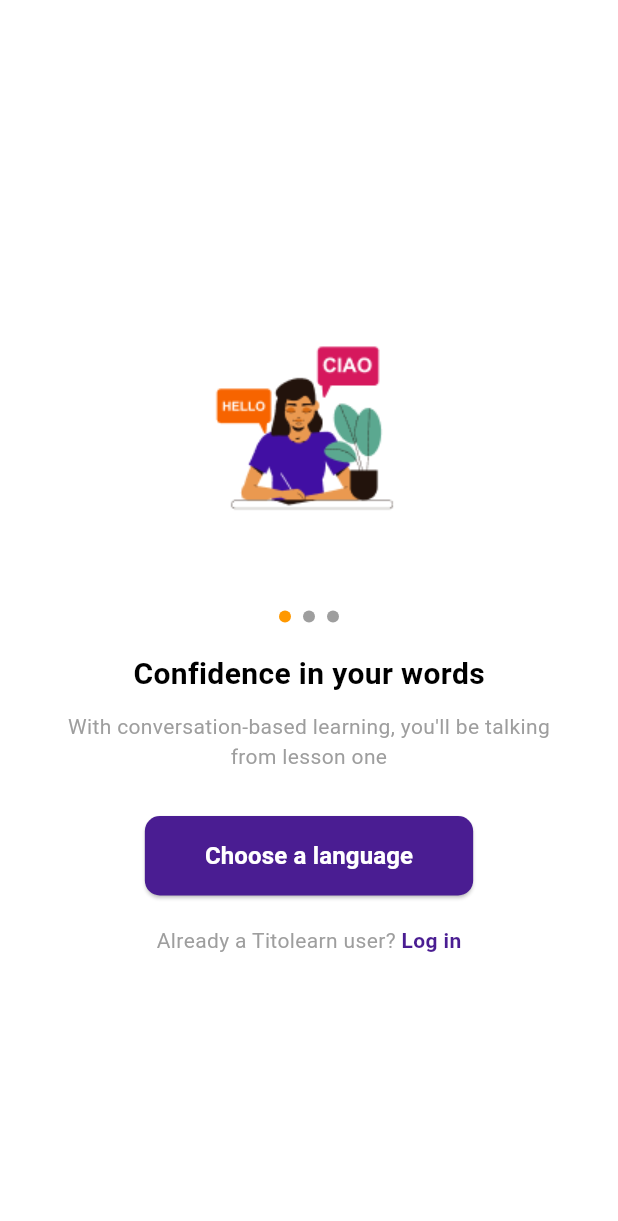
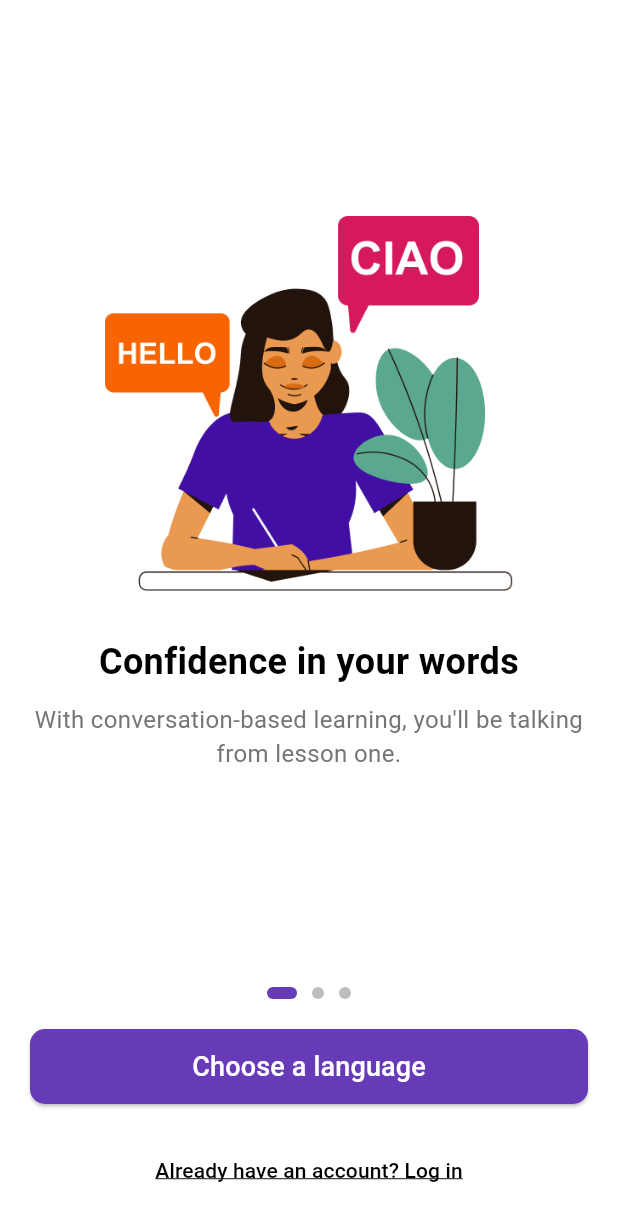
Before and after one commit to RuthZinabu/language_learning_app, a Flutter app: the screen it shows after launch, after a tap on "Choose a language", on a phone screen of 412 x 824 dp. Shown: the top 1221 px of the screen. Run offline on Flutter 3.47's test engine with Material 3 defaults, Android fonts, the phone set to English and light mode, and no system bars; our stand-ins replace flutter_svg.

Commit message:
added-transitions

```diff
--- a/lib/main.dart
+++ b/lib/main.dart
@@ -1,5 +1,5 @@
 import 'package:flutter/material.dart';
-import 'package:language_learning_app/pages/onboardingPage.dart';
+import 'package:language_learning_app/pages/splash_Page.dart';
 
 void main() {
   runApp(const LanguageApp());
@@ -10,59 +10,9 @@ class LanguageApp extends StatelessWidget {
 
   @override
   Widget build(BuildContext context) {
-    return MaterialApp(
+    return const MaterialApp(
       debugShowCheckedModeBanner: false,
-      home: const SplashScreen(),
+      home: SplashScreen(),
     );
   }
 }
-
-class SplashScreen extends StatefulWidget {
-  const SplashScreen({Key? key}) : super(key: key);
-
-  @override
-  _SplashScreenState createState() => _SplashScreenState();
-}
-
-class _SplashScreenState extends State<SplashScreen> {
-  @override
-  void initState() {
-    super.initState();
-    // Add a delay and navigate to the next page
-    Future.delayed(const Duration(seconds: 4), () {
-      Navigator.pushReplacement(
-        context,
-        MaterialPageRoute(builder: (context) => const onboardingPage()),
-      );
-    });
-  }
-
-  @override
-  Widget build(BuildContext context) {
-    return Scaffold(
-      backgroundColor: const Color(0xFF410FA3), // Purple background color
-      body: Center(
-        child: Column(
-          mainAxisAlignment: MainAxisAlignment.center,
-          children: [
-            // Image/Icon
-            Image.asset(
-              'assets/images/img1.png',
-              height: 150,
-            ),
-            const SizedBox(height: 20),
-            // Text
-            const Text(
-              'Language App',
-              style: TextStyle(
-                fontSize: 24,
-                fontWeight: FontWeight.bold,
-                color: Colors.white,
-              ),
-            ),
-          ],
-        ),
-      ),
-    );
-  }
-}
--- a/lib/pages/onboardingPage.dart
+++ /dev/null
@@ -1,126 +0,0 @@
-import 'package:flutter/material.dart';
-
-void main() {
-  runApp(const onboardingPage());
-}
-
-class onboardingPage extends StatelessWidget {
-  const onboardingPage({Key? key}) : super(key: key);
-
-  @override
-  Widget build(BuildContext context) {
-    return MaterialApp(
-      debugShowCheckedModeBanner: false,
-      home: Scaffold(
-        backgroundColor: Colors.white, // White background color
-        body: Column(
-          mainAxisAlignment: MainAxisAlignment.center,
-          children: [
-            // Top Image/Icon
-            Image.asset(
-              'assets/images/img2.png', // Add your image file here
-              height: 200,
-            ),
-            const SizedBox(height: 20),
-            // Page Indicator
-            Row(
-              mainAxisAlignment: MainAxisAlignment.center,
-              children: [
-                Container(
-                  width: 8,
-                  height: 8,
-                  decoration: BoxDecoration(
-                    color: Colors.orange,
-                    shape: BoxShape.circle,
-                  ),
-                ),
-                const SizedBox(width: 8),
-                Container(
-                  width: 8,
-                  height: 8,
-                  decoration: BoxDecoration(
-                    color: Colors.grey,
-                    shape: BoxShape.circle,
-                  ),
-                ),
-                const SizedBox(width: 8),
-                Container(
-                  width: 8,
-                  height: 8,
-                  decoration: BoxDecoration(
-                    color: Colors.grey,
-                    shape: BoxShape.circle,
-                  ),
-                ),
-              ],
-            ),
-            const SizedBox(height: 20),
-            // Main Text
-            const Text(
-              'Confidence in your words',
-              style: TextStyle(
-                fontSize: 20,
-                fontWeight: FontWeight.bold,
-                color: Colors.black,
-              ),
-            ),
-            const SizedBox(height: 10),
-            // Sub Text
-            const Padding(
-              padding: EdgeInsets.symmetric(horizontal: 40),
-              child: Text(
-                'With conversation-based learning, you\'ll be talking from lesson one',
-                textAlign: TextAlign.center,
-                style: TextStyle(
-                  fontSize: 14,
-                  color: Colors.grey,
-                ),
-              ),
-            ),
-            const SizedBox(height: 30),
-            // Button
-            ElevatedButton(
-              onPressed: () {},
-              style: ElevatedButton.styleFrom(
-                primary: Color(0xFF4A1D92), // Purple button color
-                shape: RoundedRectangleBorder(
-                  borderRadius: BorderRadius.circular(10),
-                ),
-                padding:
-                    const EdgeInsets.symmetric(horizontal: 40, vertical: 15),
-              ),
-              child: const Text(
-                'Choose a language',
-                style: TextStyle(
-                  color: Colors.white,
-                  fontSize: 16,
-                  fontWeight: FontWeight.bold,
-                ),
-              ),
-            ),
-            const SizedBox(height: 20),
-            // Footer Text
-            const Text.rich(
-              TextSpan(
-                text: 'Already a Titolearn user? ',
-                style: TextStyle(
-                  color: Colors.grey,
-                  fontSize: 14,
-                ),
-                children: [
-                  TextSpan(
-                    text: 'Log in',
-                    style: TextStyle(
-                      color: Color(0xFF4A1D92),
-                      fontWeight: FontWeight.bold,
-                    ),
-                  ),
-                ],
-              ),
-            ),
-          ],
-        ),
-      ),
-    );
-  }
-}
--- /dev/null
+++ b/lib/pages/onboarding_Page.dart
@@ -0,0 +1,176 @@
+import 'package:flutter/material.dart';
+// ignore: unused_import
+import 'package:flutter_svg/flutter_svg.dart';
+
+class OnboardingPage extends StatelessWidget {
+  const OnboardingPage({super.key});
+
+  @override
+  Widget build(BuildContext context) {
+    return Scaffold(
+      backgroundColor: Colors.white,
+      body: OnboardingContent(),
+    );
+  }
+}
+
+class OnboardingContent extends StatefulWidget {
+  @override
+  _OnboardingContentState createState() => _OnboardingContentState();
+}
+
+class _OnboardingContentState extends State<OnboardingContent> {
+  final PageController _pageController = PageController();
+  int _currentPage = 0;
+
+  final List<Map<String, String>> onboardingData = [
+    {
+      "image": "assets/images/img2.png",
+      "title": "Confidence in your words",
+      "subtitle":
+          "With conversation-based learning, you'll be talking from lesson one.",
+    },
+    {
+      "image": "assets/images/img3o.png",
+      "title": "The lessons you need to learn",
+      "subtitle": "Using a variety of learning styles to learn and retain.",
+    },
+    {
+      "image": "assets/images/img4o.png",
+      "title": "Track your progress",
+      "subtitle": "Get better every day with detailed progress tracking.",
+    },
+  ];
+
+  @override
+  Widget build(BuildContext context) {
+    return Column(
+      children: [
+        Expanded(
+          flex: 8,
+          child: PageView.builder(
+            controller: _pageController,
+            onPageChanged: (index) {
+              setState(() {
+                _currentPage = index;
+              });
+            },
+            itemCount: onboardingData.length,
+            itemBuilder: (context, index) {
+              return OnboardingSlide(
+                image: onboardingData[index]["image"]!,
+                title: onboardingData[index]["title"]!,
+                subtitle: onboardingData[index]["subtitle"]!,
+              );
+            },
+          ),
+        ),
+        // Dots Indicator
+        Row(
+          mainAxisAlignment: MainAxisAlignment.center,
+          children: List.generate(
+            onboardingData.length,
+            (index) => AnimatedContainer(
+              duration: const Duration(milliseconds: 300),
+              margin: const EdgeInsets.symmetric(horizontal: 5),
+              height: 8,
+              width: _currentPage == index ? 20 : 8,
+              decoration: BoxDecoration(
+                color: _currentPage == index
+                    ? Colors.deepPurple
+                    : Colors.grey.shade400,
+                borderRadius: BorderRadius.circular(4),
+              ),
+            ),
+          ),
+        ),
+        const SizedBox(height: 20),
+        // Choose Language Button
+        Padding(
+          padding: const EdgeInsets.symmetric(horizontal: 20),
+          child: ElevatedButton(
+            onPressed: () {
+              // Action for "Choose a language" button
+            },
+            style: ElevatedButton.styleFrom(
+              backgroundColor: Colors.deepPurple,
+              shape: RoundedRectangleBorder(
+                borderRadius: BorderRadius.circular(10),
+              ),
+              minimumSize: const Size(double.infinity, 50),
+            ),
+            child: const Text(
+              "Choose a language",
+              style: TextStyle(fontSize: 18, color: Colors.white),
+            ),
+          ),
+        ),
+        const SizedBox(height: 20),
+        // Log in Text
+        TextButton(
+          onPressed: () {
+            // Action for "Log in" text
+          },
+          child: const Text(
+            "Already have an account? Log in",
+            style: TextStyle(
+                color: Colors.black, decoration: TextDecoration.underline),
+          ),
+        ),
+
+        const SizedBox(height: 20),
+      ],
+    );
+  }
+}
+
+class OnboardingSlide extends StatelessWidget {
+  final String image;
+  final String title;
+  final String subtitle;
+
+  const OnboardingSlide({
+    Key? key,
+    required this.image,
+    required this.title,
+    required this.subtitle,
+  }) : super(key: key);
+
+  @override
+  Widget build(BuildContext context) {
+    return Padding(
+      padding: const EdgeInsets.all(20),
+      child: Column(
+        mainAxisAlignment: MainAxisAlignment.center,
+        children: [
+          // Image
+          Image.asset(
+            image,
+            height: 250,
+          ),
+          const SizedBox(height: 30),
+          // Title
+          Text(
+            title,
+            textAlign: TextAlign.center,
+            style: const TextStyle(
+              fontSize: 24,
+              fontWeight: FontWeight.bold,
+              color: Colors.black,
+            ),
+          ),
+          const SizedBox(height: 10),
+          // Subtitle
+          Text(
+            subtitle,
+            textAlign: TextAlign.center,
+            style: TextStyle(
+              fontSize: 16,
+              color: Colors.grey.shade600,
+            ),
+          ),
+        ],
+      ),
+    );
+  }
+}
--- a/lib/pages/splashPage.dart
+++ /dev/null
@@ -1,41 +0,0 @@
-import 'package:flutter/material.dart';
-
-void main() {
-  runApp(const LanguageApp());
-}
-
-class LanguageApp extends StatelessWidget {
-  const LanguageApp({Key? key}) : super(key: key);
-
-  @override
-  Widget build(BuildContext context) {
-    return MaterialApp(
-      debugShowCheckedModeBanner: false,
-      home: Scaffold(
-        backgroundColor: Color(0xFF410FA3), // Purple background color
-        body: Center(
-          child: Column(
-            mainAxisAlignment: MainAxisAlignment.center,
-            children: [
-              // Image/Icon
-              Image.asset(
-                'assets/images/img1.png', // Add your icon file here
-                height: 150,
-              ),
-              const SizedBox(height: 20),
-              // Text
-              const Text(
-                'Language App',
-                style: TextStyle(
-                  fontSize: 24,
-                  fontWeight: FontWeight.bold,
-                  color: Colors.white,
-                ),
-              ),
-            ],
-          ),
-        ),
-      ),
-    );
-  }
-}
--- /dev/null
+++ b/lib/pages/splash_Page.dart
@@ -0,0 +1,52 @@
+import 'package:flutter/material.dart';
+import 'package:language_learning_app/pages/onboarding_Page.dart';
+
+class SplashScreen extends StatefulWidget {
+  const SplashScreen({super.key});
+
+  @override
+  _SplashScreenState createState() => _SplashScreenState();
+}
+
+class _SplashScreenState extends State<SplashScreen> {
+  @override
+  void initState() {
+    super.initState();
+    // Add a delay and navigate to the next page
+    Future.delayed(const Duration(seconds: 3), () {
+      Navigator.pushReplacement(
+        context,
+        MaterialPageRoute(builder: (context) => const OnboardingPage()),
+      );
+    });
+  }
+
+  @override
+  Widget build(BuildContext context) {
+    return Scaffold(
+      backgroundColor: const Color(0xFF410FA3), // Purple background color
+      body: Center(
+        child: Column(
+          mainAxisAlignment: MainAxisAlignment.center,
+          children: [
+            // Image/Icon
+            Image.asset(
+              'assets/images/img1.png',
+              height: 150,
+            ),
+            const SizedBox(height: 20),
+            // Text
+            const Text(
+              'Language App',
+              style: TextStyle(
+                fontSize: 24,
+                fontWeight: FontWeight.bold,
+                color: Colors.white,
+              ),
+            ),
+          ],
+        ),
+      ),
+    );
+  }
+}
--- a/pubspec.yaml
+++ b/pubspec.yaml
@@ -30,6 +30,8 @@ environment:
 dependencies:
   flutter:
     sdk: flutter
+  flutter_svg: ^0.22.0
+
 
 
   # The following adds the Cupertino Icons font to your application.
```
Also changed, not shown: assets/icons/ic2.svg (deleted), assets/images/img1.png, assets/images/img2.png, assets/images/img3o.png (added), assets/images/img4o.png (added), pubspec.lock.
